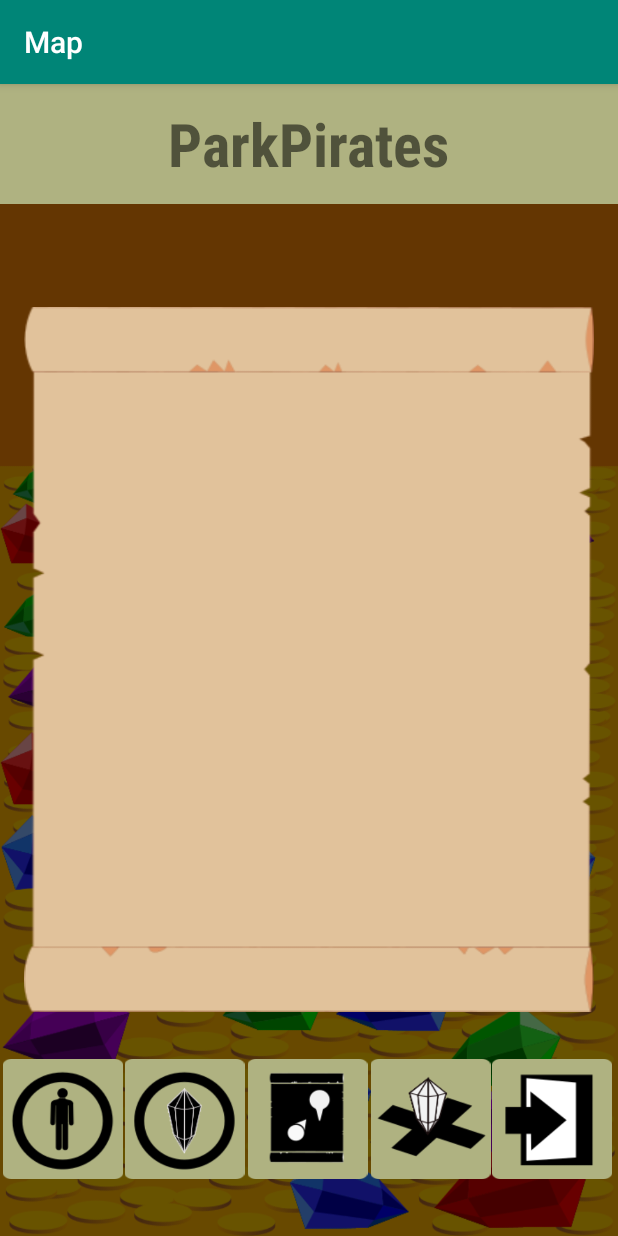
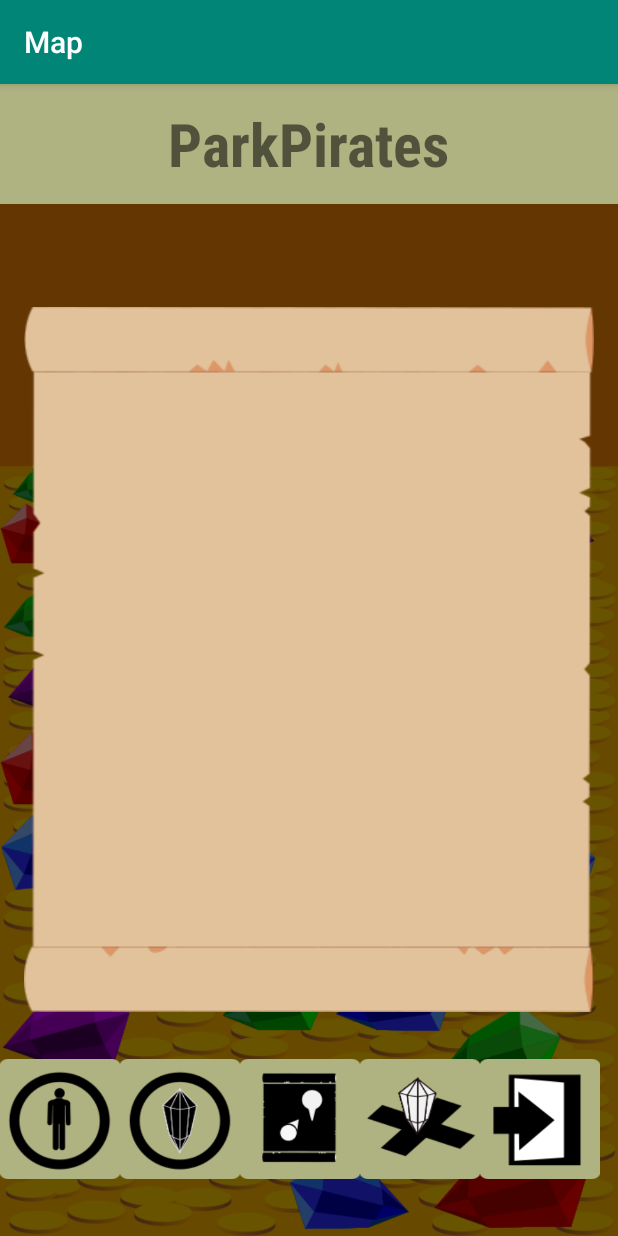
Before and after one commit to Khepra/ParkPiratesMobile, an Android app: the MapActivity screen opened directly, with no data from a screen before it, on a phone screen of 412 x 824 dp. Run offline under Robolectric (Android 15) with nearby library versions, the phone set to English and light mode, and no system bars.

Commit message:
changes to xml and activities

```diff
--- a/app/src/main/java/hi/parkpirates/android/controller/UserInfoActivity.java
+++ b/app/src/main/java/hi/parkpirates/android/controller/UserInfoActivity.java
@@ -27,14 +27,14 @@ public class UserInfoActivity extends AppCompatActivity {
 		}
 
 		// NOTE: Sloppy business below.
-		/*findViewById(R.id.move_login).setOnClickListener(new View.OnClickListener() {
+		findViewById(R.id.layout_map_button_login).setOnClickListener(new View.OnClickListener() {
 			@Override
 			public void onClick(View v) {
 				Intent i = LoginActivity.prepare(UserInfoActivity.this, model);
 				startActivity(i);
 				finish();
 			}
-		});*/
+		});
 	}
 
 	// prepare(..) static method provides a mechanism for other activities to
--- a/app/src/main/res/layout/activity_login.xml
+++ b/app/src/main/res/layout/activity_login.xml
@@ -66,8 +66,7 @@
         <Button
                 android:text="Submit"
                 app:layout_constraintRight_toRightOf="parent"
-                android:onClick="userInfoActivity"
-                android:id="@+id/submit_button"
+                android:id="@+id/move_userInfo"
                 android:layout_width="120dp"
                 android:layout_height="70dp"
                 android:background="#AFB281"
@@ -77,6 +76,5 @@
                 android:textAllCaps="false"
                 android:layout_marginLeft="130dp"
                 android:layout_marginTop="320dp"/>
-
     </FrameLayout>
 </RelativeLayout>
--- a/app/src/main/res/layout/activity_map.xml
+++ b/app/src/main/res/layout/activity_map.xml
@@ -6,7 +6,7 @@
         xmlns:app="http://schemas.android.com/apk/res-auto"
         android:layout_width="match_parent"
         android:layout_height="match_parent"
-        tools:context=".controller.BuryActivity"
+        tools:context=".controller.MapActivity"
         android:background="@drawable/dimonds_portrait">
 
     <LinearLayout
@@ -17,8 +17,6 @@
             android:background="#AFB281"
             app:layout_constraintTop_toTopOf="parent"
             app:layout_constraintLeft_toLeftOf="parent">
-
-
         <TextView
                 android:layout_width="wrap_content"
                 android:layout_height="wrap_content"
@@ -27,6 +25,7 @@
                 android:textStyle="bold"
                 app:fontFamily="sans-serif-condensed"/>
     </LinearLayout>
+
     <FrameLayout
             android:layout_width="380dp"
             android:layout_height="470dp"
@@ -34,42 +33,48 @@
             android:layout_centerInParent="true"
             android:background="@drawable/rolled_map6">
     </FrameLayout>
+
+    <LinearLayout
+            android:layout_width="match_parent"
+            android:layout_height="match_parent"
+            android:orientation="vertical"
+            android:id="@+id/layout_map_container">
+
+        <LinearLayout
+                android:layout_width="match_parent"
+                android:layout_height="wrap_content"
+                android:orientation="horizontal"
+                android:id="@+id/layout_map_nav"
+                android:translationY="650dp">
+
             <Button
-            android:id="@+id/log_in"
+                    android:id="@+id/layout_map_button_userInfo"
                     android:layout_width="80dp"
                     android:layout_height="80dp"
-            android:background="@drawable/logout"
-            android:translationX="328dp"
-            android:translationY="650dp"/>
+                    android:background="@drawable/user_info"/>
 
             <Button
-            android:id="@+id/move_bury"
+                    android:id="@+id/layout_map_button_treasureInfo"
                     android:layout_width="80dp"
                     android:layout_height="80dp"
-            android:background="@drawable/bury_activity"
-            android:translationX="247dp"
-            android:translationY="650dp"/>
+                    android:background="@drawable/treasure_info"/>
 
             <Button
-            android:id="@+id/move_map"
+                    android:id="@+id/layout_map_button_map"
                     android:layout_width="80dp"
                     android:layout_height="80dp"
-            android:background="@drawable/map"
-            android:translationX="165dp"
-            android:translationY="650dp"/>
+                    android:background="@drawable/map"/>
             <Button
-            android:id="@+id/move_treasure"
+                    android:id="@+id/layout_map_button_bury"
                     android:layout_width="80dp"
                     android:layout_height="80dp"
-            android:background="@drawable/treasure_info"
-            android:translationX="83dp"
-            android:translationY="650dp"/>
+                    android:background="@drawable/bury_activity"/>
 
             <Button
-            android:id="@+id/move_userInfoActivity"
+                    android:id="@+id/layout_map_button_login"
                     android:layout_width="80dp"
                     android:layout_height="80dp"
-            android:background="@drawable/user_info"
-            android:translationX="2dp"
-            android:translationY="650dp"/>
+                    android:background="@drawable/logout"/>
+        </LinearLayout>
+    </LinearLayout>
 </RelativeLayout>
```
Also changed, not shown: app/src/main/java/hi/parkpirates/android/controller/LoginActivity.java (+7 -1 lines), app/src/main/java/hi/parkpirates/android/controller/MapActivity.java (+41 -4 lines), app/src/main/res/layout/activity_user_info.xml (+27 -21 lines). Lines whose indentation alone changed are shown as unchanged.
